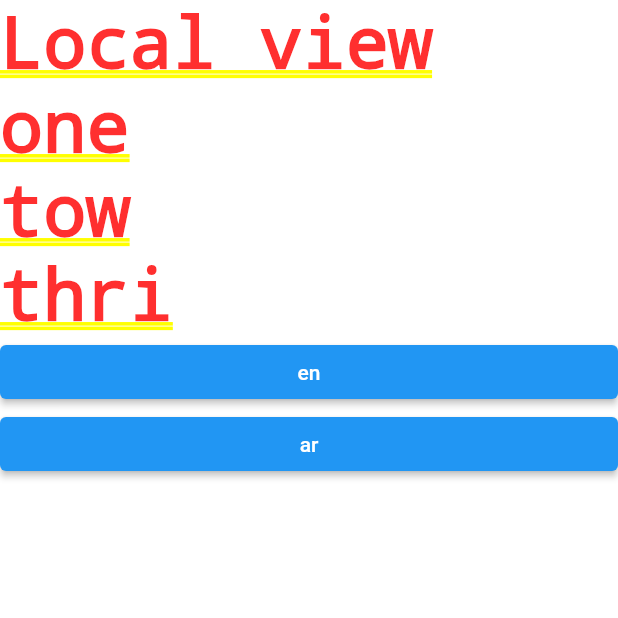
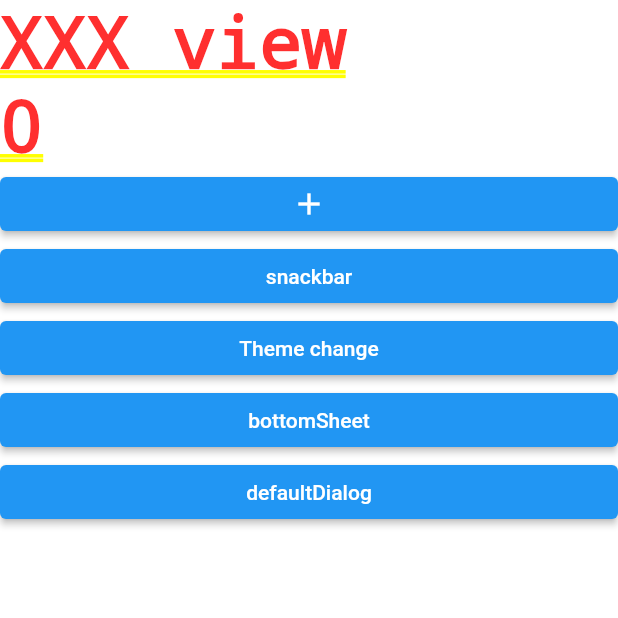
Before and after one commit to amr-lounis/flutter_app, a Flutter app: the screen it shows after launch, on a phone screen of 412 x 824 dp, the top half of it. Run offline on Flutter 3.47's test engine with Material 2 defaults, Android fonts, the phone set to English and light mode, and no system bars; our stand-ins replace get, get_storage.

```diff
--- a/lib/main.dart
+++ b/lib/main.dart
@@ -18,6 +18,9 @@ import 'todo/todo_bindings.dart';
 //
 import 'user/user_bindings.dart';
 import 'user/user_view.dart';
+//
+import 'xxx/xxx_bindings.dart';
+import 'xxx/xxx_view.dart';
 
 void main() async {
   WidgetsFlutterBinding.ensureInitialized();
@@ -33,10 +36,11 @@ class App extends StatelessWidget {
     print(ss.local);
     print("----- : App :-------");
     return GetMaterialApp(
-      initialRoute: '/splash',
+      initialRoute: '/xxx',
       translations: LocalTranslations(),
       locale: Locale(ss.local),
       fallbackLocale: Locale('en'),
+      theme: ThemeData.light(),
       getPages: [
         GetPage(
           name: '/splash',
@@ -58,7 +62,12 @@ class App extends StatelessWidget {
           name: '/local',
           binding: LocalBindings(),
           page: () => LocalView(),
-        )
+        ),
+        GetPage(
+            name: '/xxx',
+            binding: XXXBindings(),
+            page: () => XXXView(),
+            arguments: {'name': 'amar'})
       ],
     );
   }
--- a/lib/middleware/auth_middleware.dart
+++ b/lib/middleware/auth_middleware.dart
@@ -9,7 +9,7 @@ class GlobalMiddleware extends GetMiddleware {
     return (route == "/spalsh")
         ? null
         : RouteSettings(
-            name: "/local",
+            name: "/xxx",
           );
   }
 
--- /dev/null
+++ b/lib/xxx/xxx_bindings.dart
@@ -0,0 +1,10 @@
+import 'package:get/get.dart';
+import 'xxx_controller.dart';
+
+class XXXBindings extends Bindings {
+  @override
+  void dependencies() {
+    Get.put(XXXController(), permanent: true);
+    //Get.lazyPut(() => SplashController(), fenix: true); best in use in initialBinding
+  }
+}
--- /dev/null
+++ b/lib/xxx/xxx_controller.dart
@@ -0,0 +1,11 @@
+import 'package:get/get.dart';
+
+class XXXController extends GetxController {
+  int count = 0;
+
+  void countInc() {
+    print(count);
+    count++;
+    update();
+  }
+}
--- /dev/null
+++ b/lib/xxx/xxx_view.dart
@@ -0,0 +1,84 @@
+import 'package:flutter/material.dart';
+import 'package:get/get.dart';
+//
+import 'xxx_controller.dart';
+
+//
+class XXXView extends GetView<XXXController> {
+  const XXXView({Key? key}) : super(key: key);
+
+  @override
+  Widget build(BuildContext context) {
+    print(Get.width);
+    print(Get.height);
+    print(GetPlatform.isWeb ? 'web' : 'other');
+    print(GetPlatform.isWindows ? 'Windows' : 'not Windows');
+    print(GetPlatform.isAndroid ? 'Android' : 'not Android');
+    print(context.isLandscape ? 'Landscape' : 'not Landscape');
+    print(context.isPortrait ? 'Portrait' : 'not Portrait');
+    print(Get.routing.previous);
+    print(Get.routing.current);
+    ;
+    return ListView(children: [
+      Text("XXX view "),
+      GetBuilder<XXXController>(builder: (c) => Text("${c.count}")),
+      ElevatedButton(
+        onPressed: () => controller.countInc(),
+        child: Icon(Icons.add),
+      ),
+      ElevatedButton(
+        onPressed: () {
+          Get.snackbar("snackbar", "snackbar message",
+              snackPosition: SnackPosition.BOTTOM);
+        },
+        child: Text("snackbar"),
+      ),
+      ElevatedButton(
+        onPressed: () {
+          //Get.changeThemeMode(ThemeMode.light);
+          if (Get.isDarkMode) Get.changeTheme(ThemeData.light());
+          if (Get.isPlatformDarkMode) Get.changeTheme(ThemeData.light());
+          print(Get.isDarkMode);
+          // if (Get.isDarkMode) {
+          //   print('theme is Dark');
+          //   Get.changeTheme(ThemeData.light());
+          // } else {
+          //   print('theme is light');
+          //   Get.changeTheme(ThemeData.dark());
+          // }
+        },
+        child: Text("Theme change"),
+      ),
+      ElevatedButton(
+        onPressed: () {
+          Get.bottomSheet(
+              Container(
+                child: Text("data"),
+                height: 50,
+                color: Colors.red,
+              ),
+              //isDismissible: false,
+              exitBottomSheetDuration: Duration(seconds: 1));
+        },
+        child: Text("bottomSheet"),
+      ),
+      ElevatedButton(
+        onPressed: () {
+          Get.defaultDialog(
+              title: "titel",
+              middleText: "hellopppkjlk j lkj lk ",
+              textCancel: "canel",
+              textConfirm: "confirm",
+              onConfirm: () {
+                print("onConfirm");
+                if ((Get.isDialogOpen ?? false) == true) {
+                  Get.back();
+                }
+                ;
+              });
+        },
+        child: Text("defaultDialog"),
+      ),
+    ]);
+  }
+}
```
Also changed, not shown: 1 other file.
